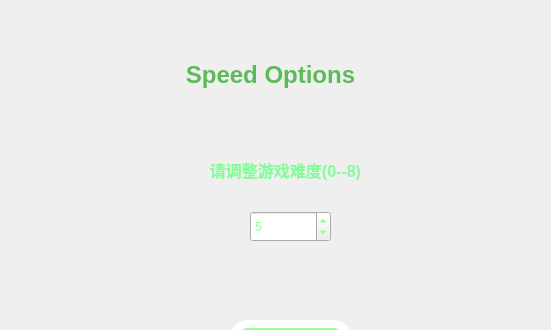
This is dialog1.ui in lishurui0612/qtSnake as Qt 5 draws it before an edit; both pictures show x 130 to 681 and y 0 to 330 of the 800 by 600 pixel window. The edited form follows.
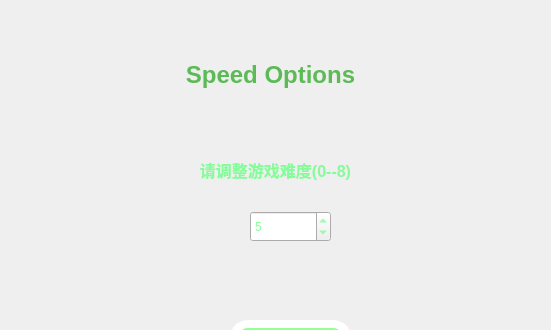
This is the edited form.

Diff of the .ui file:
```diff
--- a/dialog1.ui
+++ b/dialog1.ui
@@ -111,9 +111,9 @@
   <widget class="QLabel" name="label_3">
    <property name="geometry">
     <rect>
-     <x>290</x>
+     <x>210</x>
      <y>130</y>
-     <width>251</width>
+     <width>391</width>
      <height>81</height>
     </rect>
    </property>
```
Left out of the diff: 2 changed lines with no effect on the pictures.
